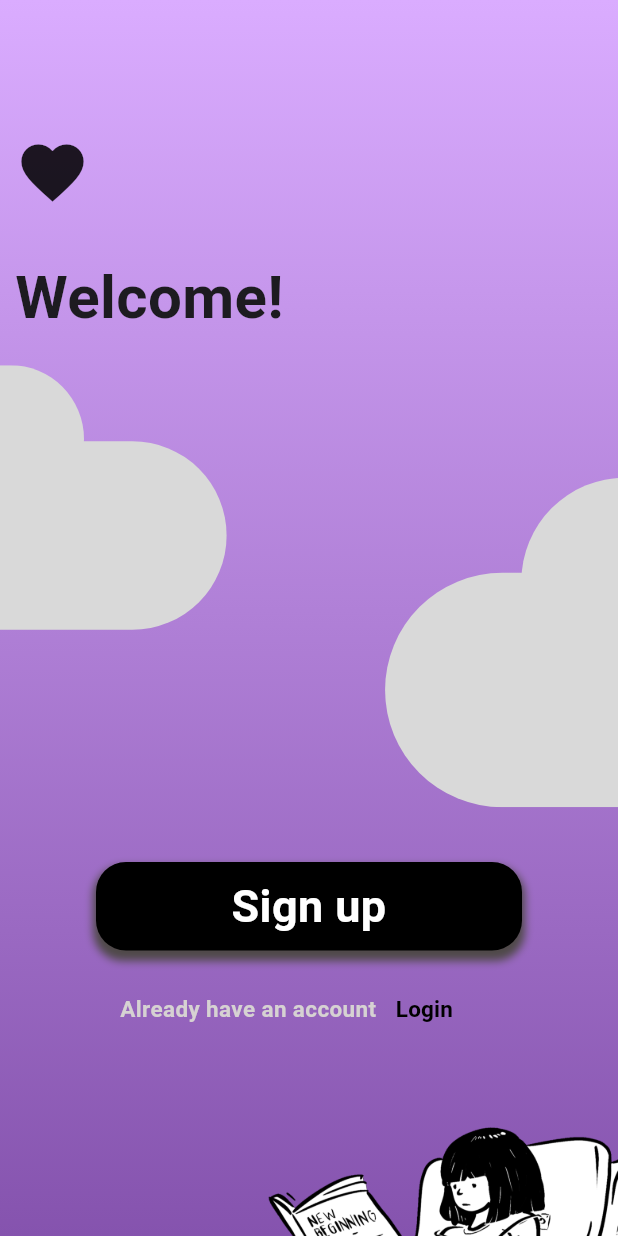
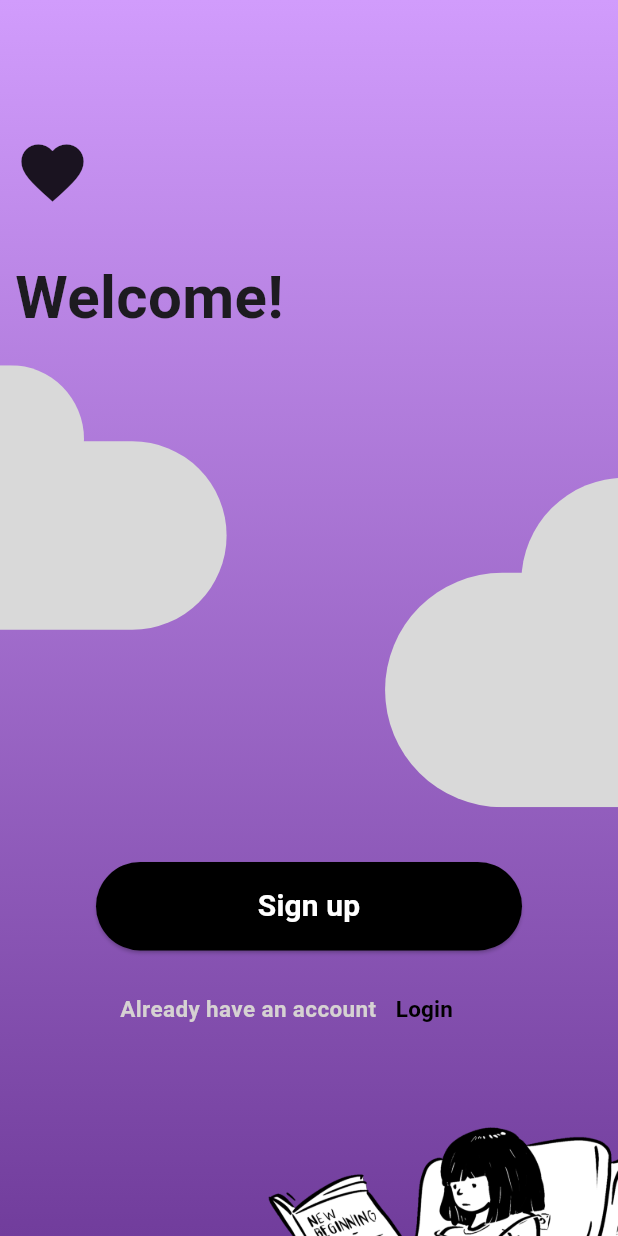
Before and after one commit to adityav27/My-Notes-app, a Flutter app: the screen it shows after launch, on a phone screen of 412 x 824 dp. Run offline on Flutter 3.47's test engine with Material 3 defaults, Android fonts, the phone set to English and light mode, and no system bars; our stand-ins replace firebase_core, flutter_svg; accounts and stored records are empty.

```diff
--- a/lib/pages/welcome.dart
+++ b/lib/pages/welcome.dart
@@ -1,5 +1,6 @@
 import 'package:flutter/material.dart';
 import 'package:flutter_svg/flutter_svg.dart';
+import 'package:my_notes_app/pages/register.dart';
 
 class LoginPage extends StatefulWidget {
   const LoginPage({super.key});
@@ -46,33 +47,21 @@ class _LoginPageState extends State<LoginPage> {
       child: Column(
         children: [
           //SIGN up Button
-          Container(
-            width: 284,
-            height: 59,
-            decoration: BoxDecoration(
-              color: Colors.black,
-              borderRadius: BorderRadius.all(Radius.circular(20)),
-              boxShadow: [
-                BoxShadow(
-                  spreadRadius: 2,
-                  color: const Color.fromARGB(255, 79, 73, 73),
-                  blurRadius: 4,
-                  offset: Offset(0, 5),
-                ),
-              ],
+          ElevatedButton(
+            onPressed: () {
+              Navigator.push(
+                context,
+                MaterialPageRoute(builder: (context) => RegisterPage()),
+              );
+            },
+            style: ElevatedButton.styleFrom(
+              backgroundColor: Colors.black,
+              foregroundColor: Colors.white,
+              fixedSize: Size(284, 59),
             ),
-            child: Padding(
-              padding: const EdgeInsets.all(8.0),
-              child: Text(
-                'Sign up',
-                style: TextStyle(
-                  color: Colors.white,
-                  fontSize: 30,
-                  fontWeight: FontWeight.bold,
-                  fontStyle: FontStyle.normal,
-                ),
-                textAlign: TextAlign.center,
-              ),
+            child: Text(
+              'Sign up',
+              style: TextStyle(fontSize: 20, fontWeight: FontWeight.bold),
             ),
           ),
           SizedBox(height: 15),
@@ -96,6 +85,10 @@ class _LoginPageState extends State<LoginPage> {
               TextButton(
                 onPressed: () {
                   //go to sign in page
+                  Navigator.push(
+                    context,
+                    MaterialPageRoute(builder: (context) => LoginPage()),
+                  );
                 },
                 style: TextButton.styleFrom(
                   backgroundColor: Colors.transparent,
@@ -146,8 +139,8 @@ class _LoginPageState extends State<LoginPage> {
     return BoxDecoration(
       gradient: LinearGradient(
         colors: [
-          Color.fromARGB(255, 218, 172, 255),
-          Color.fromARGB(255, 133, 83, 174),
+          Color.fromARGB(255, 209, 156, 252),
+          Color.fromARGB(255, 113, 61, 156),
         ],
         begin: Alignment.topCenter,
         end: Alignment.bottomCenter,
```
Also changed, not shown: lib/pages/loginpage.dart (added, +39 -0 lines), lib/pages/register.dart (added, +44 -0 lines).
